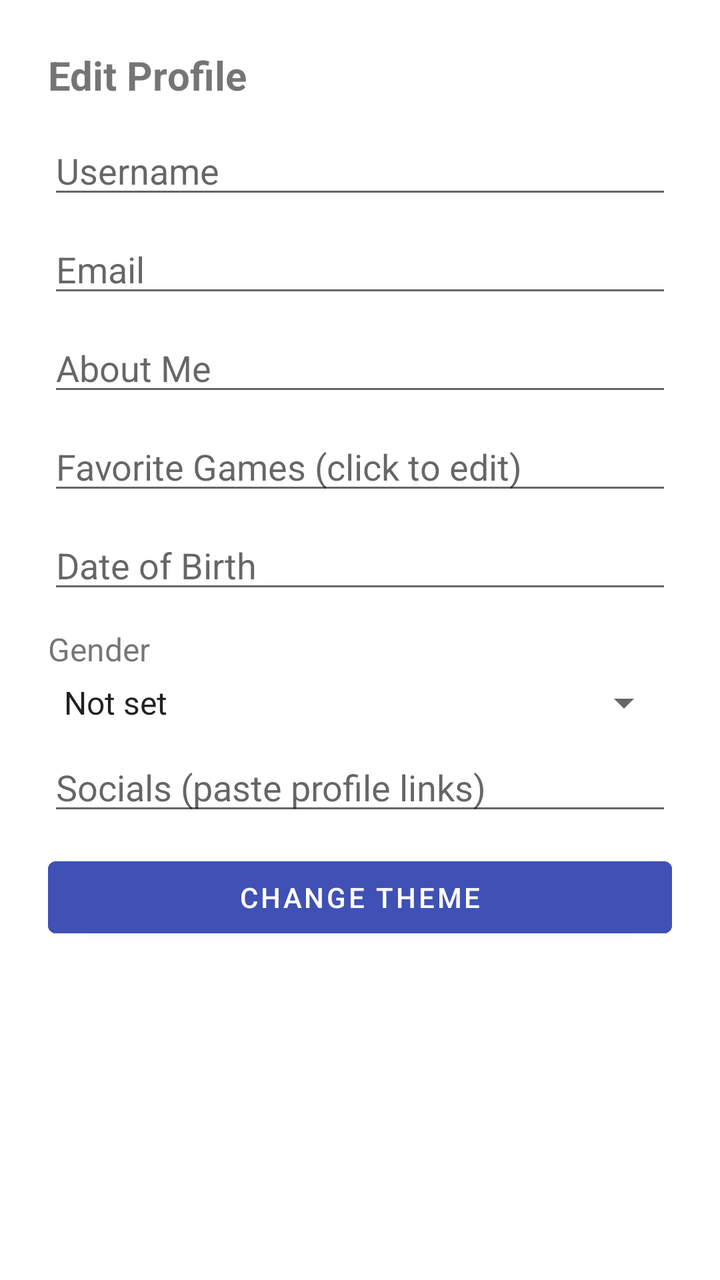
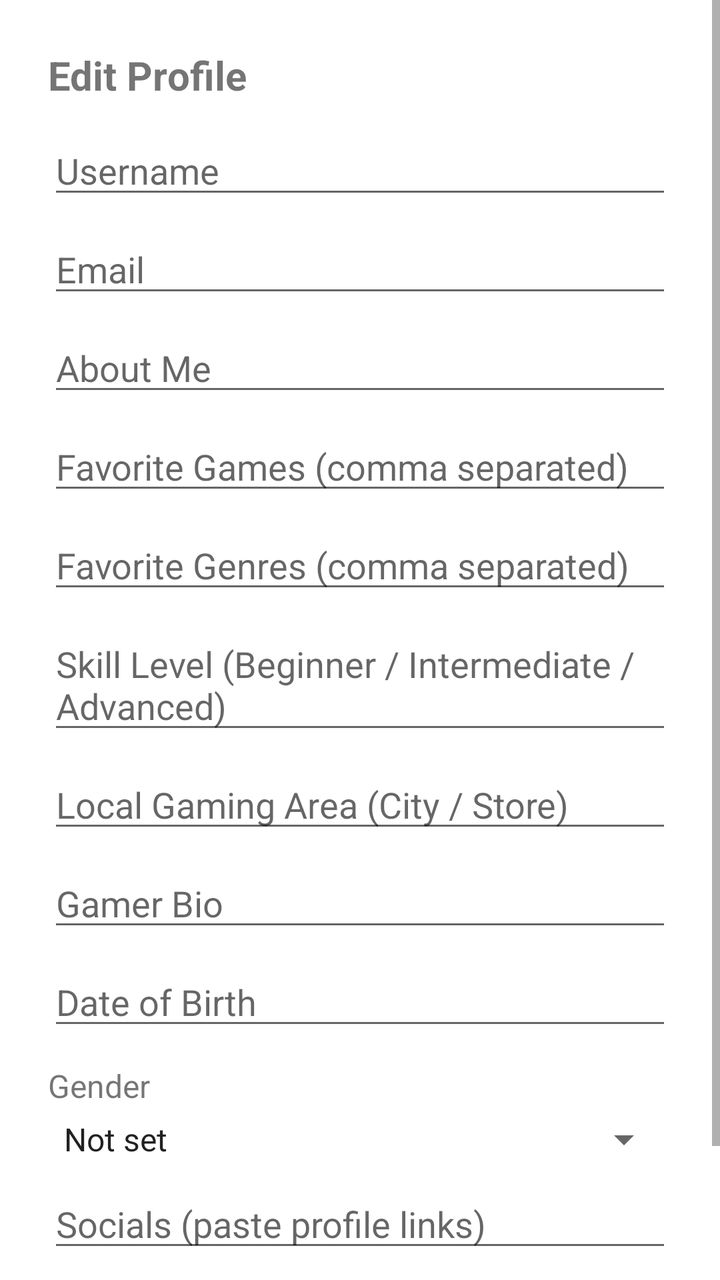

An Android layout rendered at two revisions. The XML below is the earlier revision; the diff shows what the commit changed to produce the second picture.
<!-- AndroidManifest.xml: application theme Theme.VIRE -->
<!-- res/layout/dialog_edit_profile.xml -->
<?xml version="1.0" encoding="utf-8"?>
<ScrollView xmlns:android="http://schemas.android.com/apk/res/android"
    android:layout_width="match_parent"
    android:layout_height="wrap_content">

    <LinearLayout
        android:layout_width="match_parent"
        android:layout_height="wrap_content"
        android:orientation="vertical"
        android:padding="24dp">

        <TextView
            android:layout_width="wrap_content"
            android:layout_height="wrap_content"
            android:text="Edit Profile"
            android:textSize="20sp"
            android:textStyle="bold"
            android:layout_marginBottom="12dp"/>

        <EditText
            android:id="@+id/editUsername"
            android:layout_width="match_parent"
            android:layout_height="wrap_content"
            android:hint="Username"/>

        <EditText
            android:id="@+id/editEmail"
            android:layout_width="match_parent"
            android:layout_height="wrap_content"
            android:hint="Email"
            android:inputType="textEmailAddress"
            android:layout_marginTop="8dp"/>

        <EditText
            android:id="@+id/editAboutMe"
            android:layout_width="match_parent"
            android:layout_height="wrap_content"
            android:hint="About Me"
            android:inputType="textMultiLine"
            android:layout_marginTop="8dp"/>

        <EditText
            android:id="@+id/editGames"
            android:layout_width="match_parent"
            android:layout_height="wrap_content"
            android:hint="Favorite Games (click to edit)"
            android:focusable="false"
            android:clickable="true"
            android:layout_marginTop="8dp"/>

        <EditText
            android:id="@+id/editDOB"
            android:layout_width="match_parent"
            android:layout_height="wrap_content"
            android:hint="Date of Birth"
            android:focusable="false"
            android:layout_marginTop="8dp"/>

        <TextView
            android:layout_width="wrap_content"
            android:layout_height="wrap_content"
            android:text="Gender"
            android:textSize="16sp"
            android:layout_marginTop="12dp"/>

        <Spinner
            android:id="@+id/editGender"
            android:layout_width="match_parent"
            android:layout_height="wrap_content"
            android:layout_marginTop="4dp"
            android:entries="@array/gender_options"/>

        <EditText
            android:id="@+id/editSocials"
            android:layout_width="match_parent"
            android:layout_height="wrap_content"
            android:hint="Socials (paste profile links)"
            android:inputType="textUri"
            android:layout_marginTop="8dp"/>

        
        <Button
            android:id="@+id/editThemeButtonDialog"
            android:layout_width="match_parent"
            android:layout_height="wrap_content"
            android:text="Change Theme"
            android:backgroundTint="#3F51B5"
            android:textColor="@android:color/white"
            android:layout_marginTop="12dp"/>
    </LinearLayout>
</ScrollView>
<!-- resources referenced by this layout -->
<resources>
  <string-array name="gender_options">
          <item>Not set</item>
          <item>Male</item>
          <item>Female</item>
          <item>Other</item>
      </string-array>
  <style name="Theme.VIRE" parent="Theme.MaterialComponents.DayNight.NoActionBar">
          
          <item name="colorPrimary">#6200EE</item>  
          <item name="colorPrimaryVariant">#3700B3</item>
          <item name="colorOnPrimary">#FFFFFF</item>
          
          <item name="colorSecondary">#03DAC5</item>
          <item name="colorSecondaryVariant">#018786</item>
          <item name="colorOnSecondary">#000000</item>
      </style>
</resources>

<!-- the commit's change to res/layout/dialog_edit_profile.xml (unified diff, before → after) -->
@@ -17,12 +17,14 @@
             android:textStyle="bold"
             android:layout_marginBottom="12dp"/>
 
+        
         <EditText
             android:id="@+id/editUsername"
             android:layout_width="match_parent"
             android:layout_height="wrap_content"
             android:hint="Username"/>
 
+        
         <EditText
             android:id="@+id/editEmail"
             android:layout_width="match_parent"
@@ -31,6 +33,7 @@
             android:inputType="textEmailAddress"
             android:layout_marginTop="8dp"/>
 
+        
         <EditText
             android:id="@+id/editAboutMe"
             android:layout_width="match_parent"
@@ -39,15 +42,48 @@
             android:inputType="textMultiLine"
             android:layout_marginTop="8dp"/>
 
+        
         <EditText
             android:id="@+id/editGames"
             android:layout_width="match_parent"
             android:layout_height="wrap_content"
-            android:hint="Favorite Games (click to edit)"
-            android:focusable="false"
-            android:clickable="true"
+            android:hint="Favorite Games (comma separated)"
             android:layout_marginTop="8dp"/>
 
+        
+        <EditText
+            android:id="@+id/editGenres"
+            android:layout_width="match_parent"
+            android:layout_height="wrap_content"
+            android:hint="Favorite Genres (comma separated)"
+            android:layout_marginTop="8dp"/>
+
+        
+        <EditText
+            android:id="@+id/editSkillLevel"
+            android:layout_width="match_parent"
+            android:layout_height="wrap_content"
+            android:hint="Skill Level (Beginner / Intermediate / Advanced)"
+            android:layout_marginTop="8dp"/>
+
+        
+        <EditText
+            android:id="@+id/editLocalArea"
+            android:layout_width="match_parent"
+            android:layout_height="wrap_content"
+            android:hint="Local Gaming Area (City / Store)"
+            android:layout_marginTop="8dp"/>
+
+        
+        <EditText
+            android:id="@+id/editGamerBio"
+            android:layout_width="match_parent"
+            android:layout_height="wrap_content"
+            android:hint="Gamer Bio"
+            android:inputType="textMultiLine"
+            android:layout_marginTop="8dp"/>
+
+        
         <EditText
             android:id="@+id/editDOB"
             android:layout_width="match_parent"
@@ -56,6 +92,7 @@
             android:focusable="false"
             android:layout_marginTop="8dp"/>
 
+        
         <TextView
             android:layout_width="wrap_content"
             android:layout_height="wrap_content"
@@ -70,6 +107,7 @@
             android:layout_marginTop="4dp"
             android:entries="@array/gender_options"/>
 
+        
         <EditText
             android:id="@+id/editSocials"
             android:layout_width="match_parent"
@@ -87,5 +125,6 @@
             android:backgroundTint="#3F51B5"
             android:textColor="@android:color/white"
             android:layout_marginTop="12dp"/>
+
     </LinearLayout>
 </ScrollView>
